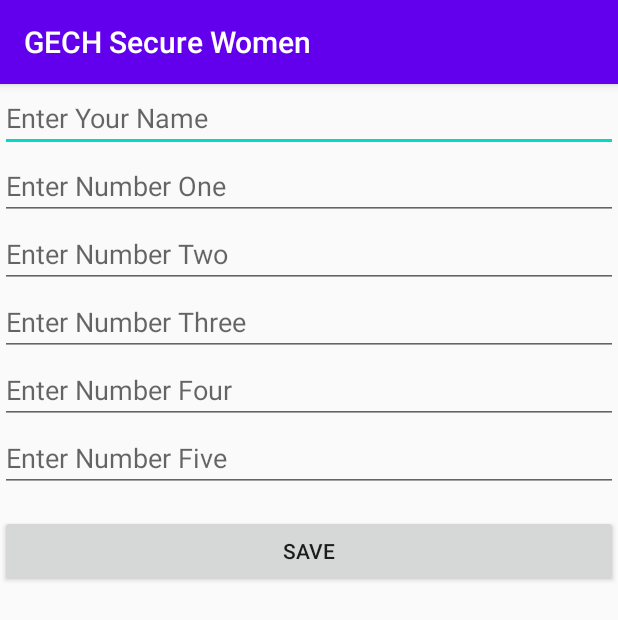
After one commit to manunand/SecureWomen, an Android app: the EditDetails screen opened directly, with no data from a screen before it, on a phone screen of 412 x 824 dp. The commit adds this screen. Shown: the top 620 px of the screen. Run offline under Robolectric (Android 15) with nearby library versions, the phone set to English and light mode, and no system bars.

Commit message:
edit option added

```diff
--- a/app/build.gradle
+++ b/app/build.gradle
@@ -47,8 +47,8 @@ dependencies {
     implementation 'androidx.constraintlayout:constraintlayout:2.0.4'
     implementation 'androidx.lifecycle:lifecycle-livedata-ktx:2.3.1'
     implementation 'androidx.lifecycle:lifecycle-viewmodel-ktx:2.3.1'
+    implementation 'androidx.legacy:legacy-support-v4:1.0.0'
     testImplementation 'junit:junit:4.13.2'
     androidTestImplementation 'com.android.support.test:runner:1.0.2'
     androidTestImplementation 'com.android.support.test.espresso:espresso-core:3.0.2'
-
 }
--- /dev/null
+++ b/app/src/main/java/com/gech/securewomen/EditDetails.kt
@@ -0,0 +1,108 @@
+package com.gech.securewomen
+
+import android.content.Intent
+import android.os.Bundle
+import android.widget.Button
+import android.widget.EditText
+import android.widget.Toast
+import androidx.appcompat.app.AppCompatActivity
+
+class EditDetails : AppCompatActivity() {
+
+    lateinit var editTextName: EditText
+    lateinit var editTextNumone : EditText
+    lateinit var editTextNumtwo : EditText
+    lateinit var editTextNumthree : EditText
+    lateinit var editTextNumfour : EditText
+    lateinit var editTextNumfive : EditText
+
+    override fun onCreate(savedInstanceState: Bundle?) {
+        super.onCreate(savedInstanceState)
+        setContentView(R.layout.activity_edit_details)
+
+        val mypref = getSharedPreferences("mypref", MODE_PRIVATE)
+
+        val name = mypref.getString("name","")
+        val num1 = mypref.getString("num1","")
+        val num2 = mypref.getString("num2","")
+        val num3 = mypref.getString("num3","")
+        val num4 = mypref.getString("num4","")
+        val num5 = mypref.getString("num5","")
+
+        editTextName = findViewById(R.id.editTextName)
+        editTextNumone = findViewById(R.id.editTextNumone)
+        editTextNumtwo = findViewById(R.id.editTextNumtwo)
+        editTextNumthree = findViewById(R.id.editTextNumThree)
+        editTextNumfour = findViewById(R.id.editTextNumfour)
+        editTextNumfive = findViewById(R.id.editTextNumfive)
+
+        retrieveData()
+
+        findViewById<Button>(R.id.button).setOnClickListener {
+            saveData()
+        }
+    }
+    private fun retrieveData(){
+        val mypref = getSharedPreferences("mypref", MODE_PRIVATE)
+
+        val name = mypref.getString("name","")
+        val num1 = mypref.getString("num1","")
+        val num2 = mypref.getString("num2","")
+        val num3 = mypref.getString("num3","")
+        val num4 = mypref.getString("num4","")
+        val num5 = mypref.getString("num5","")
+
+
+        editTextName.setText(name)
+        editTextNumone.setText(num1)
+        editTextNumtwo.setText(num2)
+        editTextNumthree.setText(num3)
+        editTextNumfour.setText(num4)
+        editTextNumfive.setText(num5)
+    }
+
+    private fun saveData() {
+
+        if (editTextName.text.isEmpty()){
+            editTextName.error = "Please Enter Name"
+            return
+        }
+
+        if(editTextNumone.text.isEmpty()){
+            editTextNumone.error = "Please Enter Num One"
+            return
+        }
+        if(editTextNumtwo.text.isEmpty()){
+            editTextNumtwo.error = "Please Enter Num Two"
+            return
+        }
+        if(editTextNumthree.text.isEmpty()){
+            editTextNumthree.error = "Please Enter Num Three"
+            return
+        }
+        if(editTextNumfour.text.isEmpty()){
+            editTextNumfour.error = "Please Enter Num Four"
+            return
+        }
+        if(editTextNumfive.text.isEmpty()){
+            editTextNumfive.error = "Please Enter Num Five"
+            return
+        }
+
+        val mypref = getSharedPreferences("mypref", MODE_PRIVATE)
+        val editor = mypref.edit()
+
+        editor.putString("name",editTextName.text.toString())
+        editor.putString("num1",editTextNumone.text.toString())
+        editor.putString("num2",editTextNumtwo.text.toString())
+        editor.putString("num3",editTextNumthree.text.toString())
+        editor.putString("num4",editTextNumfour.text.toString())
+        editor.putString("num5",editTextNumfive.text.toString())
+        editor.apply()
+
+        Toast.makeText(this,"Data Saved", Toast.LENGTH_LONG).show()
+
+        val intent = Intent(this, MainActivity::class.java)
+        startActivity(intent)
+    }
+}
--- /dev/null
+++ b/app/src/main/res/drawable/ic_baseline_edit_24.xml
@@ -0,0 +1,5 @@
+<vector android:height="24dp" android:tint="#FFFFFF"
+    android:viewportHeight="24" android:viewportWidth="24"
+    android:width="24dp" xmlns:android="http://schemas.android.com/apk/res/android">
+    <path android:fillColor="@android:color/white" android:pathData="M3,17.25V21h3.75L17.81,9.94l-3.75,-3.75L3,17.25zM20.71,7.04c0.39,-0.39 0.39,-1.02 0,-1.41l-2.34,-2.34c-0.39,-0.39 -1.02,-0.39 -1.41,0l-1.83,1.83 3.75,3.75 1.83,-1.83z"/>
+</vector>
--- /dev/null
+++ b/app/src/main/res/drawable/ic_baseline_favorite_24.xml
@@ -0,0 +1,5 @@
+<vector android:height="24dp" android:tint="#FFFFFF"
+    android:viewportHeight="24" android:viewportWidth="24"
+    android:width="24dp" xmlns:android="http://schemas.android.com/apk/res/android">
+    <path android:fillColor="@android:color/white" android:pathData="M12,21.35l-1.45,-1.32C5.4,15.36 2,12.28 2,8.5 2,5.42 4.42,3 7.5,3c1.74,0 3.41,0.81 4.5,2.09C13.09,3.81 14.76,3 16.5,3 19.58,3 22,5.42 22,8.5c0,3.78 -3.4,6.86 -8.55,11.54L12,21.35z"/>
+</vector>
--- /dev/null
+++ b/app/src/main/res/drawable/ic_baseline_home_24.xml
@@ -0,0 +1,5 @@
+<vector android:height="24dp" android:tint="#FFFFFF"
+    android:viewportHeight="24" android:viewportWidth="24"
+    android:width="24dp" xmlns:android="http://schemas.android.com/apk/res/android">
+    <path android:fillColor="@android:color/white" android:pathData="M10,20v-6h4v6h5v-8h3L12,3 2,12h3v8z"/>
+</vector>
--- /dev/null
+++ b/app/src/main/res/drawable/ic_baseline_settings_24.xml
@@ -0,0 +1,5 @@
+<vector android:height="24dp" android:tint="#FFFFFF"
+    android:viewportHeight="24" android:viewportWidth="24"
+    android:width="24dp" xmlns:android="http://schemas.android.com/apk/res/android">
+    <path android:fillColor="@android:color/white" android:pathData="M19.14,12.94c0.04,-0.3 0.06,-0.61 0.06,-0.94c0,-0.32 -0.02,-0.64 -0.07,-0.94l2.03,-1.58c0.18,-0.14 0.23,-0.41 0.12,-0.61l-1.92,-3.32c-0.12,-0.22 -0.37,-0.29 -0.59,-0.22l-2.39,0.96c-0.5,-0.38 -1.03,-0.7 -1.62,-0.94L14.4,2.81c-0.04,-0.24 -0.24,-0.41 -0.48,-0.41h-3.84c-0.24,0 -0.43,0.17 -0.47,0.41L9.25,5.35C8.66,5.59 8.12,5.92 7.63,6.29L5.24,5.33c-0.22,-0.08 -0.47,0 -0.59,0.22L2.74,8.87C2.62,9.08 2.66,9.34 2.86,9.48l2.03,1.58C4.84,11.36 4.8,11.69 4.8,12s0.02,0.64 0.07,0.94l-2.03,1.58c-0.18,0.14 -0.23,0.41 -0.12,0.61l1.92,3.32c0.12,0.22 0.37,0.29 0.59,0.22l2.39,-0.96c0.5,0.38 1.03,0.7 1.62,0.94l0.36,2.54c0.05,0.24 0.24,0.41 0.48,0.41h3.84c0.24,0 0.44,-0.17 0.47,-0.41l0.36,-2.54c0.59,-0.24 1.13,-0.56 1.62,-0.94l2.39,0.96c0.22,0.08 0.47,0 0.59,-0.22l1.92,-3.32c0.12,-0.22 0.07,-0.47 -0.12,-0.61L19.14,12.94zM12,15.6c-1.98,0 -3.6,-1.62 -3.6,-3.6s1.62,-3.6 3.6,-3.6s3.6,1.62 3.6,3.6S13.98,15.6 12,15.6z"/>
+</vector>
--- /dev/null
+++ b/app/src/main/res/layout/activity_edit_details.xml
@@ -0,0 +1,70 @@
+<?xml version="1.0" encoding="utf-8"?>
+<LinearLayout xmlns:android="http://schemas.android.com/apk/res/android"
+    xmlns:app="http://schemas.android.com/apk/res-auto"
+    xmlns:tools="http://schemas.android.com/tools"
+    android:layout_width="match_parent"
+    android:layout_height="match_parent"
+    tools:context=".EditDetails"
+    android:orientation="vertical">
+
+    <EditText
+        android:id="@+id/editTextName"
+        android:layout_width="match_parent"
+        android:layout_height="wrap_content"
+        android:ems="10"
+        android:hint="Enter Your Name"
+        android:inputType="textPersonName" />
+
+    <EditText
+        android:id="@+id/editTextNumone"
+        android:layout_width="match_parent"
+        android:layout_height="wrap_content"
+        android:ems="10"
+        android:hint="Enter Number One"
+        android:inputType="text|number" />
+
+    <EditText
+        android:id="@+id/editTextNumtwo"
+        android:layout_width="match_parent"
+        android:layout_height="wrap_content"
+        android:ems="10"
+        android:hint="Enter Number Two"
+        android:inputType="text|number" />
+
+    <EditText
+        android:id="@+id/editTextNumThree"
+        android:layout_width="match_parent"
+        android:layout_height="wrap_content"
+        android:ems="10"
+        android:hint="Enter Number Three"
+        android:inputType="text|number" />
+
+    <EditText
+        android:id="@+id/editTextNumfour"
+        android:layout_width="match_parent"
+        android:layout_height="wrap_content"
+        android:ems="10"
+        android:hint="Enter Number Four"
+        android:inputType="text|number" />
+
+    <EditText
+        android:id="@+id/editTextNumfive"
+        android:layout_width="match_parent"
+        android:layout_height="wrap_content"
+        android:ems="10"
+        android:hint="Enter Number Five"
+        android:inputType="text|number" />
+
+    <Button
+        android:id="@+id/button"
+        android:layout_width="match_parent"
+        android:layout_height="wrap_content"
+        android:layout_marginTop="15dp"
+        android:text="@string/savebtn"
+        app:layout_constraintBottom_toBottomOf="parent"
+        app:layout_constraintEnd_toEndOf="parent"
+        app:layout_constraintStart_toStartOf="parent"
+        app:layout_constraintTop_toTopOf="@+id/textView" />
+
+
+</LinearLayout>
--- a/app/src/main/res/values/strings.xml
+++ b/app/src/main/res/values/strings.xml
@@ -5,4 +5,6 @@
     <string name="title_activity_userhome">userhome</string>
     <string name="tab_text_1">Tab 1</string>
     <string name="tab_text_2">Tab 2</string>
+    <!-- TODO: Remove or change this placeholder text -->
+    <string name="hello_blank_fragment">Hello blank fragment</string>
 </resources>
```
Also changed, not shown: app/src/main/AndroidManifest.xml (+2 -5 lines), app/src/main/java/com/gech/securewomen/MainActivity.kt (+13 -3 lines), app/src/main/java/com/gech/securewomen/ui/main/PageViewModel.kt (deleted, +0 -19 lines), app/src/main/java/com/gech/securewomen/ui/main/PlaceholderFragment.kt (deleted, +0 -71 lines), app/src/main/java/com/gech/securewomen/ui/main/SectionsPagerAdapter.kt (deleted, +0 -35 lines), app/src/main/java/com/gech/securewomen/userhome.kt (deleted, +0 -34 lines), app/src/main/res/layout/activity_afterregister.xml (+17 -4 lines), app/src/main/res/layout/activity_userhome.xml (deleted, +0 -44 lines), app/src/main/res/layout/fragment_userhome.xml (deleted, +0 -23 lines), app/src/main/res/values/styles.xml (added, +7 -0 lines).
